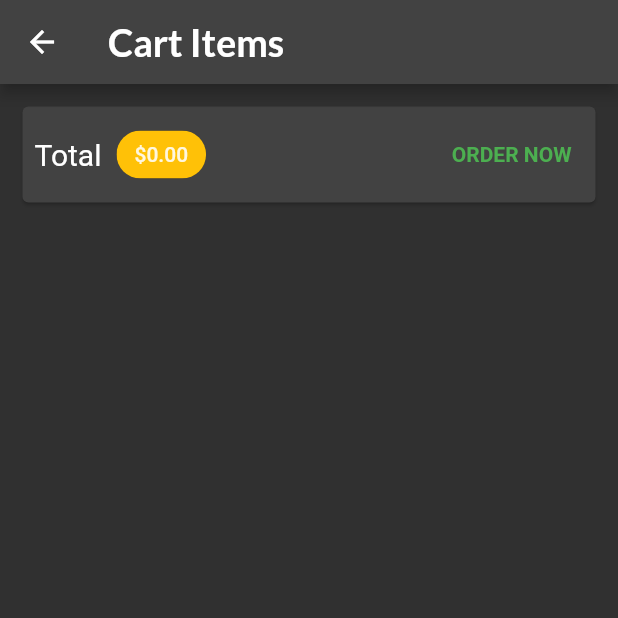
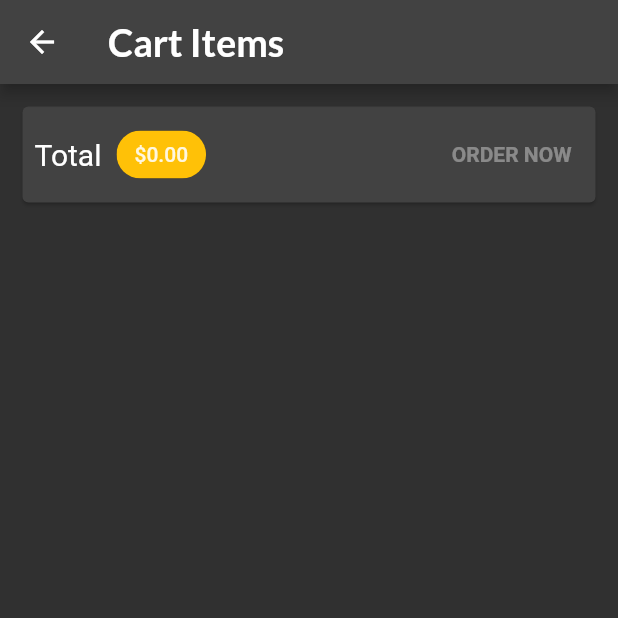
Before and after one commit to omnrohr/flutterSimpleShop, a Flutter app: the CartView screen opened by its route, on a phone screen of 412 x 824 dp, the top half of it. Run offline on Flutter 3.47's test engine with Material 2 defaults, Android fonts, the phone set to English and light mode, and no system bars; network calls fail.

```diff
--- a/lib/pages/adding_editing_product_view.dart
+++ b/lib/pages/adding_editing_product_view.dart
@@ -111,10 +111,6 @@ class _AddingEditingProductViewState extends State<AddingEditingProductView> {
         Navigator.pop(context);
       }
     }
-    setState(() {
-      _isLoading = false;
-    });
-    Navigator.pop(context);
   }
 
   bool validateInputs(String value, bool isNumber) {
--- a/lib/pages/cart.dart
+++ b/lib/pages/cart.dart
@@ -11,49 +11,39 @@ class CartView extends StatelessWidget {
   @override
   Widget build(BuildContext context) {
     final cart = Provider.of<Cart>(context, listen: true);
+    final cartTotal = cart.total;
     return Scaffold(
       appBar: AppBar(
         title: const Text('Cart Items'),
       ),
       body: Column(children: [
         Card(
-          margin: EdgeInsets.all(15),
+          margin: const EdgeInsets.all(15),
           child: Padding(
-            padding: EdgeInsets.all(8),
+            padding: const EdgeInsets.all(8),
             child: Row(
               mainAxisAlignment: MainAxisAlignment.spaceAround,
               children: [
-                Text(
+                const Text(
                   'Total',
                   style: TextStyle(fontSize: 20),
                 ),
-                SizedBox(
+                const SizedBox(
                   width: 10,
                 ),
                 Chip(
                   label: Text(
-                    '\$${cart.total.toStringAsFixed(2)}',
+                    '\$${cartTotal.toStringAsFixed(2)}',
                   ),
                   backgroundColor: Colors.amber,
                 ),
-                Spacer(),
-                TextButton(
-                  onPressed: () {
-                    Provider.of<Orders>(context, listen: false)
-                        .addOrder(cart.mapItems.values.toList(), cart.total);
-                    cart.clear();
-                  },
-                  child: Text(
-                    'ORDER NOW',
-                    style: TextStyle(
-                        color: Colors.green, fontWeight: FontWeight.bold),
-                  ),
-                ),
+                const Spacer(),
+                OrderWidget(cart: cart, cartTotal: cartTotal),
               ],
             ),
           ),
         ),
-        SizedBox(
+        const SizedBox(
           height: 10,
         ),
         Expanded(
@@ -66,3 +56,45 @@ class CartView extends StatelessWidget {
     );
   }
 }
+
+class OrderWidget extends StatefulWidget {
+  const OrderWidget({
+    Key key,
+    @required this.cart,
+    @required this.cartTotal,
+  }) : super(key: key);
+
+  final Cart cart;
+  final double cartTotal;
+
+  @override
+  State<OrderWidget> createState() => _OrderWidgetState();
+}
+
+class _OrderWidgetState extends State<OrderWidget> {
+  var _isLoading = false;
+  @override
+  Widget build(BuildContext context) {
+    return TextButton(
+      child: _isLoading
+          ? const RefreshProgressIndicator()
+          : const Text(
+              'ORDER NOW',
+              style: TextStyle(fontWeight: FontWeight.bold),
+            ),
+      onPressed: (widget.cart.total <= 0 || _isLoading)
+          ? null
+          : () async {
+              setState(() {
+                _isLoading = true;
+              });
+              await Provider.of<Orders>(context, listen: false).addOrder(
+                  widget.cart.mapItems.values.toList(), widget.cartTotal);
+              setState(() {
+                _isLoading = false;
+              });
+              widget.cart.clear();
+            },
+    );
+  }
+}
--- a/lib/providers/provider_products.dart
+++ b/lib/providers/provider_products.dart
@@ -99,7 +99,7 @@ class ProviderProduct with ChangeNotifier {
 
   Future<void> deleteProduct(String id) async {
     final url = Uri.parse(
-        'https://shopapp-b795e-default-rtdb.firebaseio.com/products/$id');
+        'https://shopapp-b795e-default-rtdb.firebaseio.com/products/$id.json');
     final existingProductIndex =
         _items.indexWhere((element) => element.id == id);
     var existingProductPointer = _items[existingProductIndex];
@@ -121,6 +121,7 @@ class ProviderProduct with ChangeNotifier {
       final response = await http.get(url);
       final extractedData = json.decode(response.body) as Map<String, dynamic>;
       List<Product> receivedProducts = [];
+      if (extractedData == null) return;
       extractedData.forEach((key, value) {
         receivedProducts.add(
           Product(
```
Also changed, not shown: lib/models/order.dart (+54 -5 lines), lib/models/product.dart (+46 -1 lines), lib/pages/orders_view.dart (+51 -5 lines).
